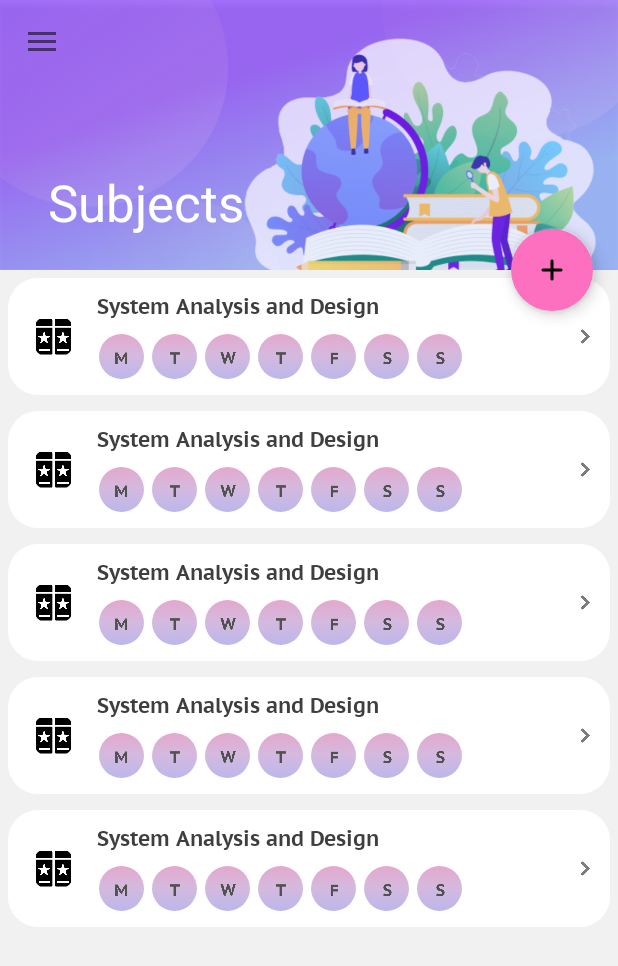
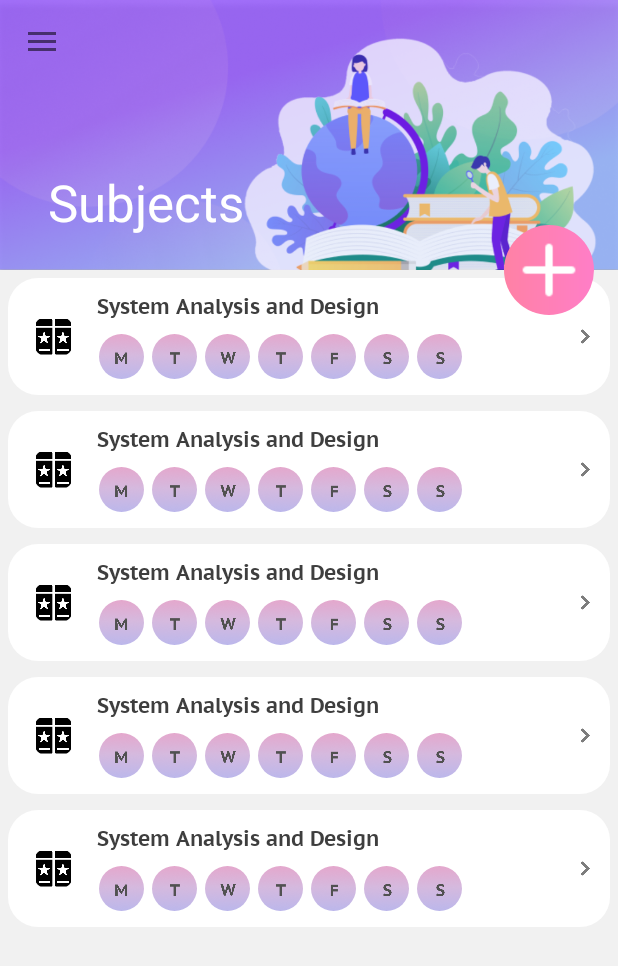
Before and after one commit to SQA-Android-Team/PlannetApplication, an Android app: the SubjectViewActivity screen opened directly, with no data from a screen before it, on a phone screen of 412 x 824 dp. Shown: the top 966 px of the screen. Run offline under Robolectric (Android 15) with nearby library versions, the phone set to English and light mode, and no system bars; our stand-ins replace CircleImageView; 3 statements that could not run were skipped.

Commit message:
Dung Update layout

```diff
--- a/app/src/main/res/layout/subject_view.xml
+++ b/app/src/main/res/layout/subject_view.xml
@@ -76,19 +76,15 @@
         app:layout_behavior="@string/appbar_scrolling_view_behavior"
     />
 
-    <com.google.android.material.floatingactionbutton.FloatingActionButton
+        <ImageButton
+            android:scaleType="fitCenter"
             android:id="@+id/fabAdd"
-        android:layout_width="wrap_content"
-        android:layout_height="wrap_content"
+            android:layout_width="60dp"
+            android:layout_height="60dp"
             android:layout_margin="16dp"
-        android:backgroundTint="#FC70BF"
+            android:background="@drawable/button_add"
             android:contentDescription="Add button"
             android:src="@drawable/round_add_white_36dp"
-        app:backgroundTint="#002B2B2B"
-        app:backgroundTintMode="src_in"
-
-
-        app:fabSize="normal"
             app:layout_anchor="@id/appBarLayout"
             app:layout_anchorGravity="bottom|end|right" />
 
```
Also changed, not shown: app/src/main/res/layout/teacher_view.xml (+6 -10 lines). Lines whose indentation alone changed are shown as unchanged.
